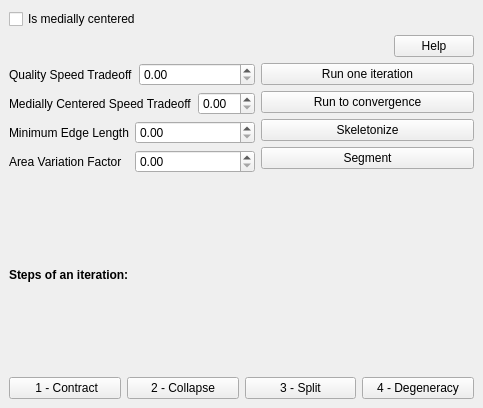
Qt form Polyhedron/demo/Polyhedron/Plugins/PMP/Mean_curvature_flow_skeleton_plugin.ui (CGAL/cgal) before a commit.
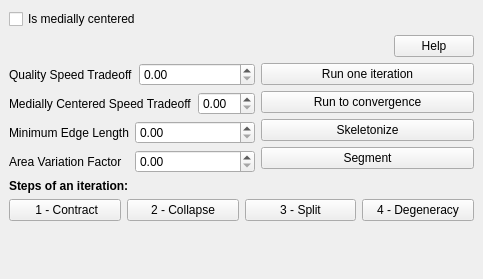
The same form after that commit.

Diff of the .ui file:
```diff
--- a/Polyhedron/demo/Polyhedron/Plugins/PMP/Mean_curvature_flow_skeleton_plugin.ui
+++ b/Polyhedron/demo/Polyhedron/Plugins/PMP/Mean_curvature_flow_skeleton_plugin.ui
@@ -7,14 +7,14 @@
     <x>0</x>
     <y>0</y>
     <width>483</width>
-    <height>408</height>
+    <height>279</height>
    </rect>
   </property>
   <property name="windowTitle">
    <string>DockWidget</string>
   </property>
   <widget class="QWidget" name="dockWidgetContents">
-   <layout class="QVBoxLayout" name="verticalLayout_3" stretch="0,0,0,0,0">
+   <layout class="QVBoxLayout" name="verticalLayout_3" stretch="0,0,0,0,0,0">
     <item>
      <widget class="QCheckBox" name="is_medially_centered">
       <property name="text">
@@ -187,6 +187,19 @@
       </item>
      </layout>
     </item>
+    <item>
+     <spacer name="verticalSpacer">
+      <property name="orientation">
+       <enum>Qt::Vertical</enum>
+      </property>
+      <property name="sizeHint" stdset="0">
+       <size>
+        <width>20</width>
+        <height>40</height>
+       </size>
+      </property>
+     </spacer>
+    </item>
    </layout>
   </widget>
  </widget>
```
